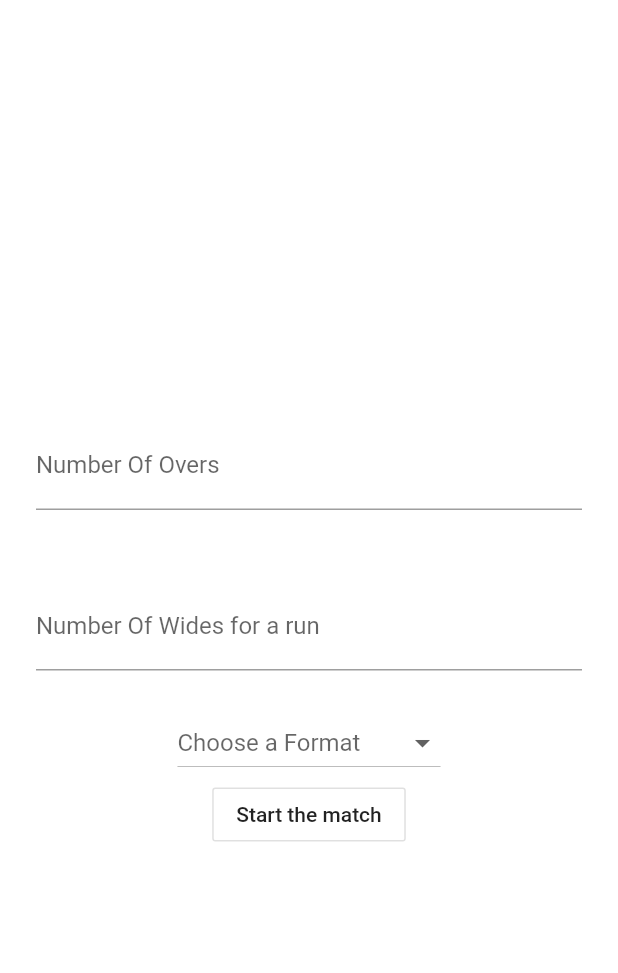
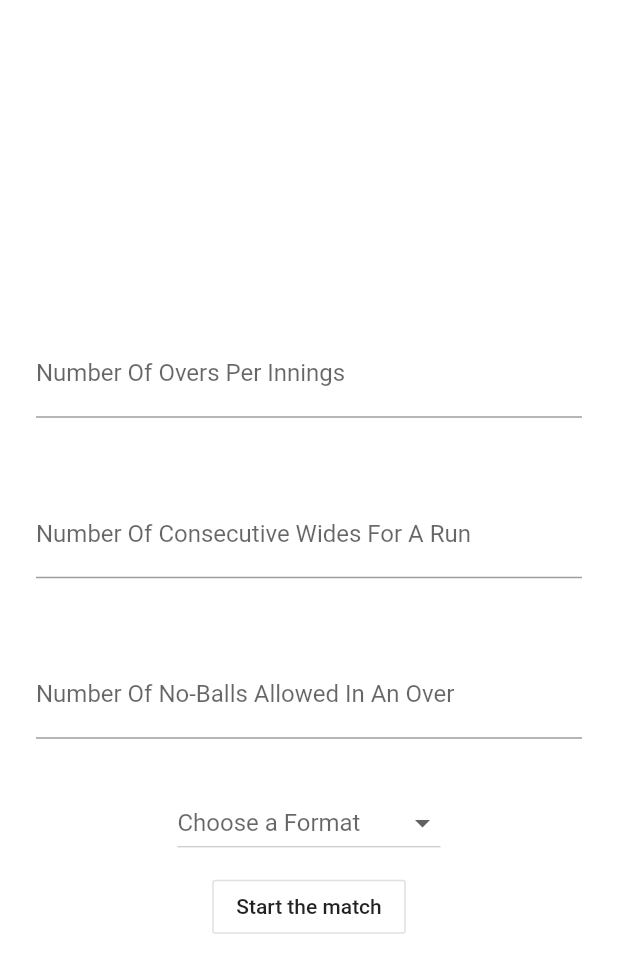
Before and after one commit to kushal05/cric-scorer, a Flutter app: the RulesCustomisation screen opened by its route, after a tap on "Start the match", on a phone screen of 412 x 824 dp. Shown: the top 973 px of the screen. Run offline on Flutter 3.47's test engine with Material 2 defaults, Android fonts, the phone set to English and light mode, and no system bars.

Commit message:
Taking user inputs for rules and updating them in providers

```diff
--- a/lib/Screens/rules-customisation-screen.dart
+++ b/lib/Screens/rules-customisation-screen.dart
@@ -1,4 +1,6 @@
+import 'package:cric_scorer/Models/match-model.dart';
 import 'package:cric_scorer/Providers/home-provider.dart';
+import 'package:cric_scorer/Providers/match-details-provider.dart';
 import 'package:flutter/material.dart';
 import 'package:provider/provider.dart';
 
@@ -9,6 +11,13 @@ class RulesCustomisation extends StatefulWidget {
 
 class _RulesCustomisationState extends State<RulesCustomisation> {
   int selectedFormat;
+  Match matchObject;
+
+  TextEditingController oversController = new TextEditingController();
+  TextEditingController widesController = new TextEditingController();
+  TextEditingController noBallsController = new TextEditingController();
+  MatchFormat formatController;
+
   @override
   Widget build(BuildContext context) {
     return Container(
@@ -19,23 +28,38 @@ class _RulesCustomisationState extends State<RulesCustomisation> {
             Padding(
               padding: const EdgeInsets.all(24.0),
               child: TextField(
+                controller: oversController,
                 decoration: InputDecoration(
-                  labelText: 'Number Of Overs',
-                  hintText: 'Eg: 5, 10, 15, 20'
+                  labelText: 'Number Of Overs Per Innings',
+                  hintText: 'Eg: 5, 10, 15, 20',
                 ),
               ),
             ),
             Padding(
               padding: const EdgeInsets.all(24.0),
               child: TextField(
+                controller: widesController,
                 decoration: InputDecoration(
-                  labelText: 'Number Of Wides for a run',
+                  labelText: 'Number Of Consecutive Wides For A Run',
                   hintText: 'Eg: 1 (default), 2 (consecutive)',
                   hintStyle: TextStyle(fontSize: 15)
                 ),
               ),
             ),
-            DropdownButton(
+            Padding(
+              padding: const EdgeInsets.all(24.0),
+              child: TextField(
+                controller: noBallsController,
+                decoration: InputDecoration(
+                  labelText: 'Number Of No-Balls Allowed In An Over',
+                  hintText: 'Eg: 1 (default), 2 (extra)',
+                  hintStyle: TextStyle(fontSize: 15)
+                ),
+              ),
+            ),
+            Padding(
+              padding: const EdgeInsets.all(8.0),
+              child: DropdownButton(
                 hint: Text('Choose a Format'),
                 value: selectedFormat,
                 items: [
@@ -51,15 +75,17 @@ class _RulesCustomisationState extends State<RulesCustomisation> {
                 onChanged: (val){
                   setState(() {
                     selectedFormat = val;
+                    (val == 1) ? formatController = MatchFormat.SINGLE_INNINGS : formatController = MatchFormat.DOUBLE_INNINGS;
                   });
                   print('Selected value: $val');
                 },
-              onTap: () {
-                  print('Tapped');
-              },
+              ),
             ),
             OutlineButton(
                 onPressed: () {
+                  matchObject = updateMatchObject();
+                  Provider.of<MatchDetailsProvider>(context, listen: false).setMatchObj(matchObject);
+                  Provider.of<MatchDetailsProvider>(context, listen: false).setMatchRules(matchObject.matchId, matchObject.matchRules);
                   Provider.of<HomeProvider>(context, listen: false).updatePageDetails('scoring');
               },
               child: Text('Start the match'),
@@ -69,4 +95,14 @@ class _RulesCustomisationState extends State<RulesCustomisation> {
       ),
     );
   }
+
+  Match updateMatchObject() {
+    Match updateObj = new Match();
+    updateObj.matchId = "12340";
+    updateObj.matchRules.matchFormat = formatController;
+    updateObj.matchRules.numberOfConsecutiveWidesForARun = int.tryParse(widesController.text);
+    updateObj.matchRules.numberOfNoBallsAllowed = int.tryParse(noBallsController.text);
+    updateObj.matchRules.numberOfOversPerInnings = int.tryParse(oversController.text);
+    return updateObj;
   }
+}
```
Lines whose indentation alone changed are shown as unchanged.
